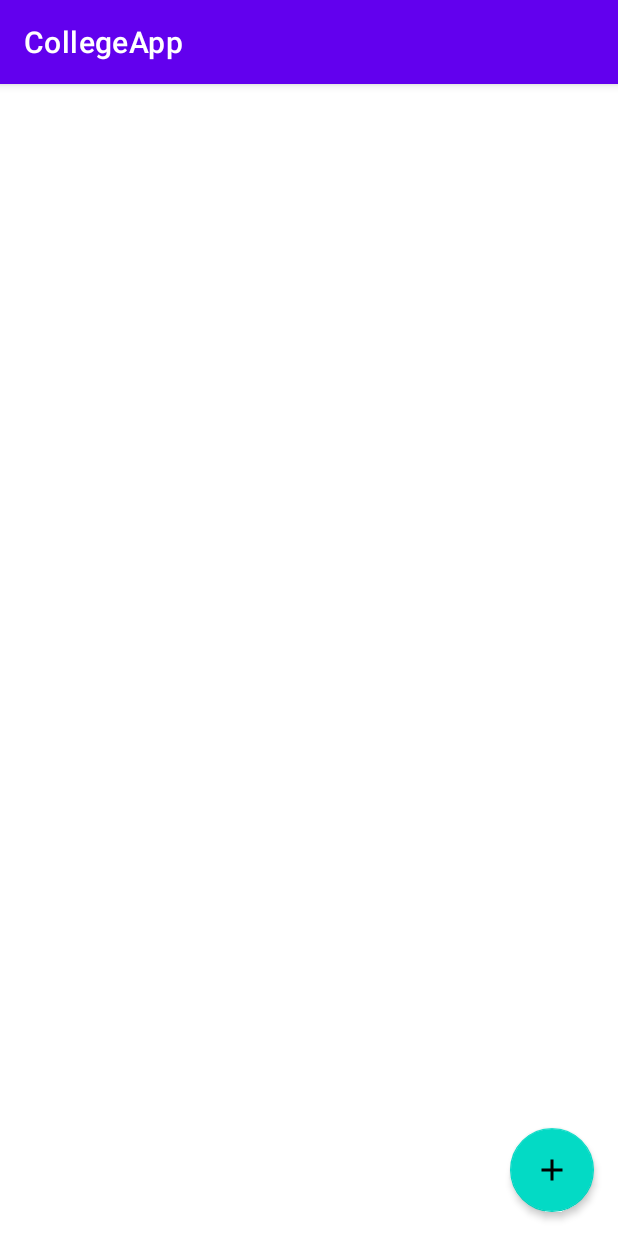
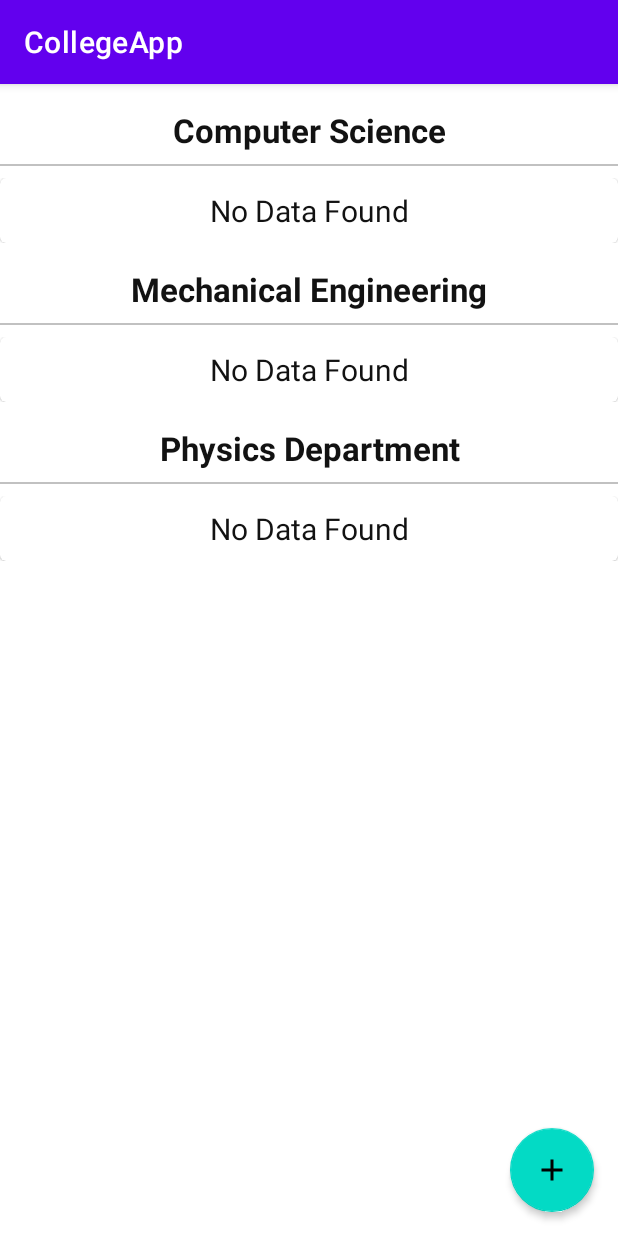
Before and after one commit to Micoder-dev/College-Admin-Console-App, an Android app: the UpdateFaculty screen opened directly, with no data from a screen before it, on a phone screen of 412 x 824 dp. Run offline under Robolectric (Android 15) with nearby library versions, the phone set to English and light mode, and no system bars.

Commit message:
include a layout in android & setup of faculty layout item

```diff
--- a/app/src/main/res/layout/activity_update_faculty.xml
+++ b/app/src/main/res/layout/activity_update_faculty.xml
@@ -17,4 +17,99 @@
         app:elevation="3dp"
         app:fabSize="normal"/>
 
+    <androidx.core.widget.NestedScrollView
+        android:layout_width="match_parent"
+        android:layout_height="match_parent">
+        <LinearLayout
+            android:layout_width="match_parent"
+            android:layout_height="match_parent"
+            android:orientation="vertical">
+
+            <TextView
+                android:layout_width="match_parent"
+                android:layout_height="wrap_content"
+                android:text="Computer Science"
+                android:gravity="center"
+                android:textSize="22sp"
+                android:textColor="@color/textColor"
+                android:textStyle="bold"
+                android:layout_marginTop="16dp"/>
+            <View
+                android:layout_width="match_parent"
+                android:layout_height="1dp"
+                android:layout_marginVertical="8dp"
+                android:background="#c1c1c1"/>
+            <androidx.recyclerview.widget.RecyclerView
+                android:layout_width="match_parent"
+                android:layout_height="wrap_content"
+                android:id="@+id/csDepartment"
+                android:nestedScrollingEnabled="false"
+                android:visibility="gone"/>
+            <LinearLayout
+                android:layout_width="match_parent"
+                android:layout_height="wrap_content"
+                android:orientation="vertical"
+                android:id="@+id/csNoData">
+                <include layout="@layout/no_data_found"/>
+            </LinearLayout>
+
+            <TextView
+                android:layout_width="match_parent"
+                android:layout_height="wrap_content"
+                android:text="Mechanical Engineering"
+                android:gravity="center"
+                android:textSize="22sp"
+                android:textColor="@color/textColor"
+                android:textStyle="bold"
+                android:layout_marginTop="16dp"/>
+            <View
+                android:layout_width="match_parent"
+                android:layout_height="1dp"
+                android:layout_marginVertical="8dp"
+                android:background="#c1c1c1"/>
+            <androidx.recyclerview.widget.RecyclerView
+                android:layout_width="match_parent"
+                android:layout_height="wrap_content"
+                android:id="@+id/mechanicalDepartment"
+                android:nestedScrollingEnabled="false"
+                android:visibility="gone"/>
+            <LinearLayout
+                android:layout_width="match_parent"
+                android:layout_height="wrap_content"
+                android:orientation="vertical"
+                android:id="@+id/machNoData">
+                <include layout="@layout/no_data_found"/>
+            </LinearLayout>
+
+            <TextView
+                android:layout_width="match_parent"
+                android:layout_height="wrap_content"
+                android:text="Physics Department"
+                android:gravity="center"
+                android:textSize="22sp"
+                android:textColor="@color/textColor"
+                android:textStyle="bold"
+                android:layout_marginTop="16dp"/>
+            <View
+                android:layout_width="match_parent"
+                android:layout_height="1dp"
+                android:layout_marginVertical="8dp"
+                android:background="#c1c1c1"/>
+            <androidx.recyclerview.widget.RecyclerView
+                android:layout_width="match_parent"
+                android:layout_height="wrap_content"
+                android:id="@+id/physicsDepartment"
+                android:nestedScrollingEnabled="false"
+                android:visibility="gone"/>
+            <LinearLayout
+                android:layout_width="match_parent"
+                android:layout_height="wrap_content"
+                android:orientation="vertical"
+                android:id="@+id/physicsNoData">
+                <include layout="@layout/no_data_found"/>
+            </LinearLayout>
+
+        </LinearLayout>
+    </androidx.core.widget.NestedScrollView>
+
 </androidx.coordinatorlayout.widget.CoordinatorLayout>
--- /dev/null
+++ b/app/src/main/res/layout/no_data_found.xml
@@ -0,0 +1,16 @@
+<?xml version="1.0" encoding="utf-8"?>
+<com.google.android.material.card.MaterialCardView xmlns:android="http://schemas.android.com/apk/res/android"
+    android:layout_width="match_parent"
+    android:layout_height="wrap_content"
+    android:id="@+id/noDataFound">
+
+    <TextView
+        android:layout_width="match_parent"
+        android:layout_height="wrap_content"
+        android:text="No Data Found"
+        android:textColor="@color/textColor"
+        android:textSize="20sp"
+        android:gravity="center"
+        android:layout_margin="8dp"/>
+
+</com.google.android.material.card.MaterialCardView>
```
Also changed, not shown: app/src/main/res/layout/faculty_item_layout.xml (added, +64 -0 lines).
